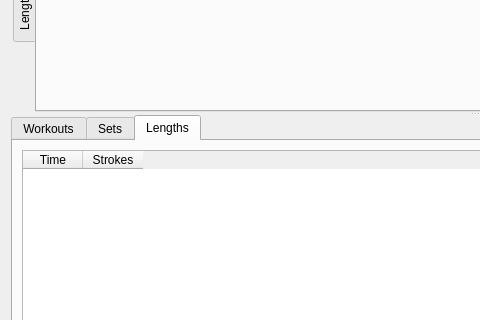
Old version of the form ui/summary.ui in the repository ihewitt/poolviewer; both pictures show x 0 to 480 and y 179 to 499 of the 957 by 645 pixel window.
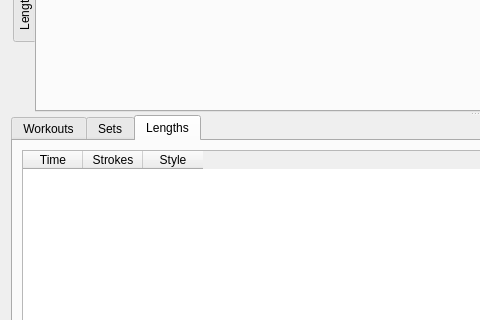
New version of the form. The open tabs and pages were chosen to show the change. Custom widgets are drawn as their Qt base class.

Commit message: Add stroke style per length

Diff of the .ui file:
```diff
--- a/ui/summary.ui
+++ b/ui/summary.ui
@@ -345,6 +345,11 @@
                 <string>Strokes</string>
                </property>
               </column>
+              <column>
+               <property name="text">
+                <string>Style</string>
+               </property>
+              </column>
              </widget>
             </item>
            </layout>
```
Left out of the diff: 2 changed lines with no effect on the pictures. The commit also changes 5 other files.
